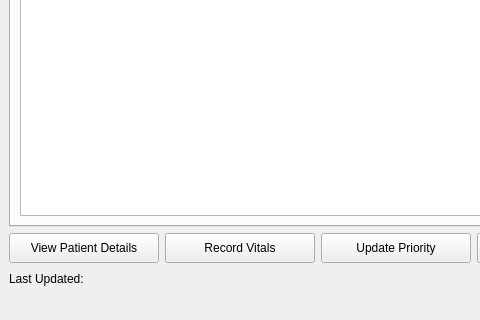
CSEN-174-W25/csen-174-emergency-department-flow-optimization, file ER_Department_Flow/nurseinterface.ui: the form before one commit; both pictures show x 0 to 480 and y 448 to 768 of the 1024 by 768 pixel window.
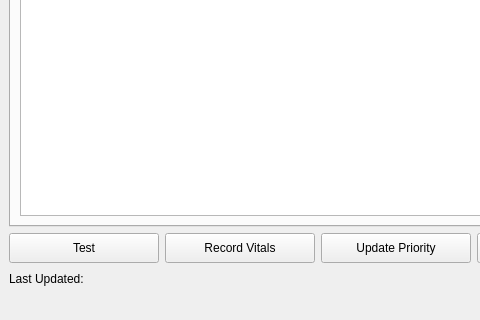
The form after the commit.

Patch:
```diff
--- a/ER_Department_Flow/nurseinterface.ui
+++ b/ER_Department_Flow/nurseinterface.ui
@@ -100,7 +100,7 @@
          </size>
         </property>
         <property name="text">
-         <string>View Patient Details</string>
+         <string>Test</string>
         </property>
        </widget>
       </item>
```
Left out of the diff: 2 changed lines with no effect on the pictures.
